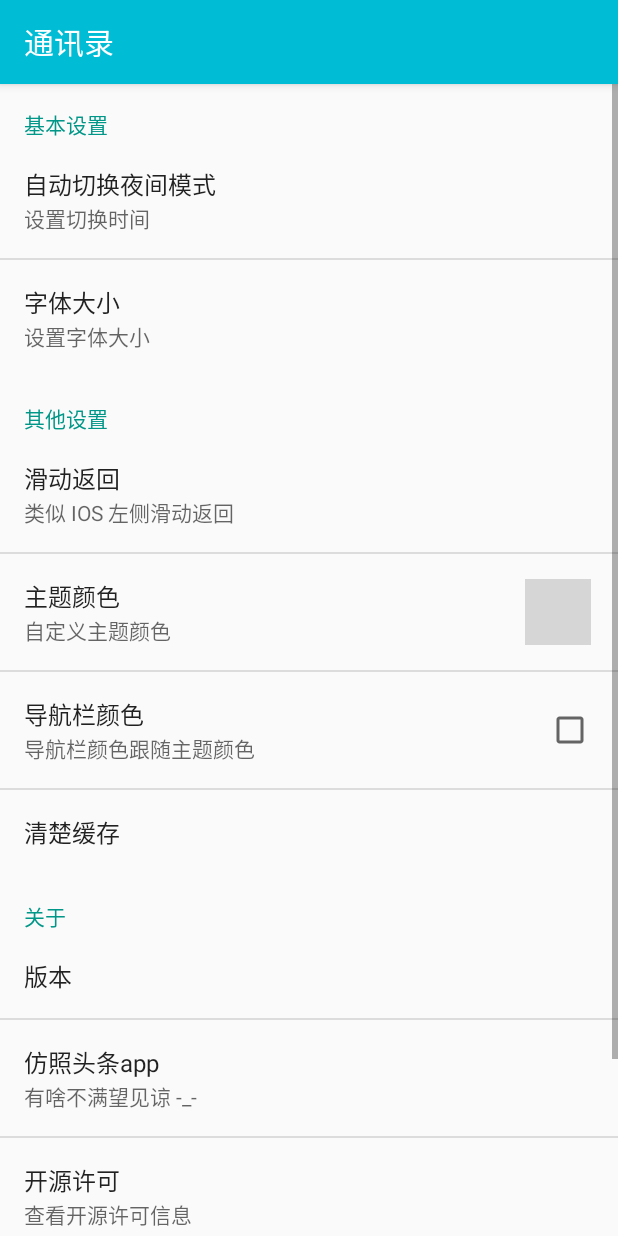
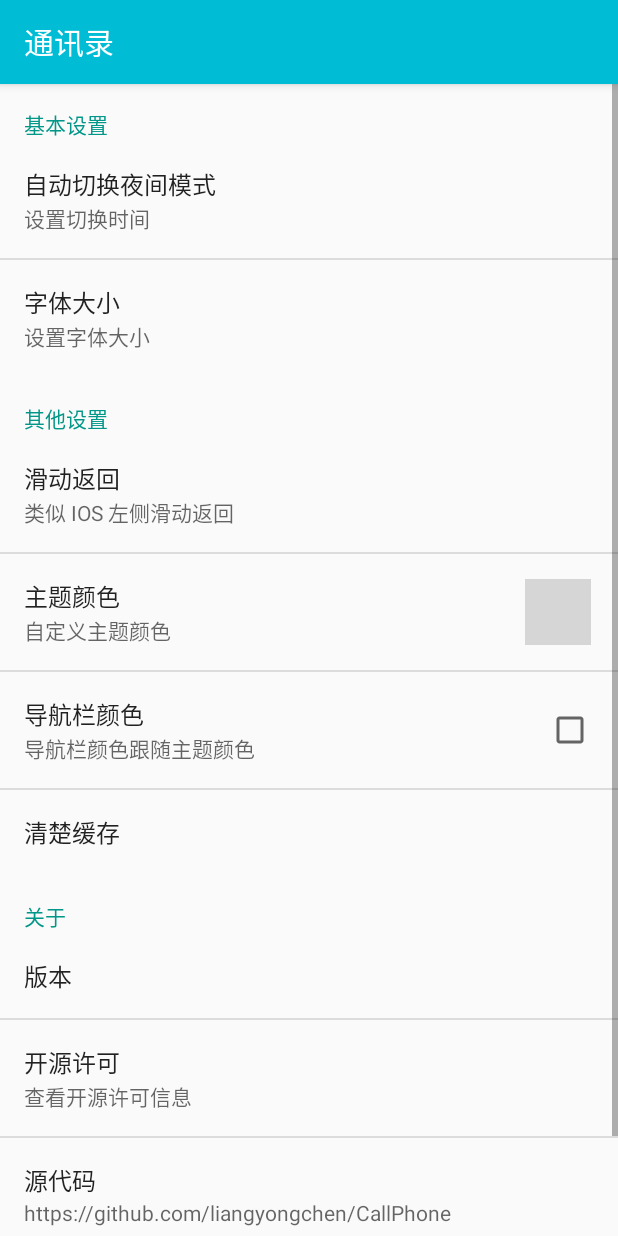
Before and after one commit to liangyongchen/CallPhone, an Android app: the fragment SoftwareSetFragment shown on its own in the app's theme, on a phone screen of 412 x 824 dp. Run offline under Robolectric (Android 15) with nearby library versions, the phone set to English and light mode, and no system bars; libraries missing offline, so code that uses them is left out: com.afollestad.materialdialogs, de.psdev.licensesdialog; plain views replace CircleView; 5 statements that could not run were skipped; grey boxes are pictures that could not be loaded.

Commit message:
通讯录

```diff
--- a/app/src/main/java/com/asen/callphone/ui/AddContactsActivity.java
+++ b/app/src/main/java/com/asen/callphone/ui/AddContactsActivity.java
@@ -57,13 +57,13 @@ public class AddContactsActivity extends BaseActivity {
                 .subscribe(new Consumer<Object>() {
                     @Override
                     public void accept(@NonNull Object o) throws Exception {
-                        timer.start();
-//                        finish();
+//                        timer.start();
+                        finish();
                     }
                 });
 
         RxView.clicks(mSave)
-                .buffer(1, TimeUnit.SECONDS)
+                .throttleFirst(1, TimeUnit.SECONDS)
                 .subscribe(new Consumer<Object>() {
                     @Override
                     public void accept(@NonNull Object o) throws Exception {
--- a/app/src/main/res/values/strings.xml
+++ b/app/src/main/res/values/strings.xml
@@ -20,6 +20,8 @@
     <string name="permissionFail">亲，授权后才可以读取哦，确定再次获取？</string>
     <string name="navigation_drawer_open">Open navigation drawer</string>
     <string name="navigation_drawer_close">Close navigation drawer</string>
+
+    <string name="source_code_url">https://github.com/liangyongchen/CallPhone</string>
 
     <!-- start pref_general.xml -->
 
--- a/app/src/main/res/xml/pref_software_set.xml
+++ b/app/src/main/res/xml/pref_software_set.xml
@@ -51,18 +51,13 @@
             android:title="版本" />
 
         <Preference
-            android:key="changelog"
-            android:summary="有啥不满望见谅 -_- "
-            android:title="仿照头条app" />
-
-        <Preference
             android:key="licenses"
             android:summary="查看开源许可信息"
             android:title="开源许可" />
 
         <Preference
             android:key="sourceCode"
-            android:summary="QQ咨询：375427684\t\n添加备注格式（姓名+工作类型+电话号码）"
+            android:summary="https://github.com/liangyongchen/CallPhone"
             android:title="源代码" />
 
         <Preference
```
Also changed, not shown: app/src/main/java/com/asen/callphone/fragment/software_setting/SoftwareSetFragment.java (+14 -0 lines).
